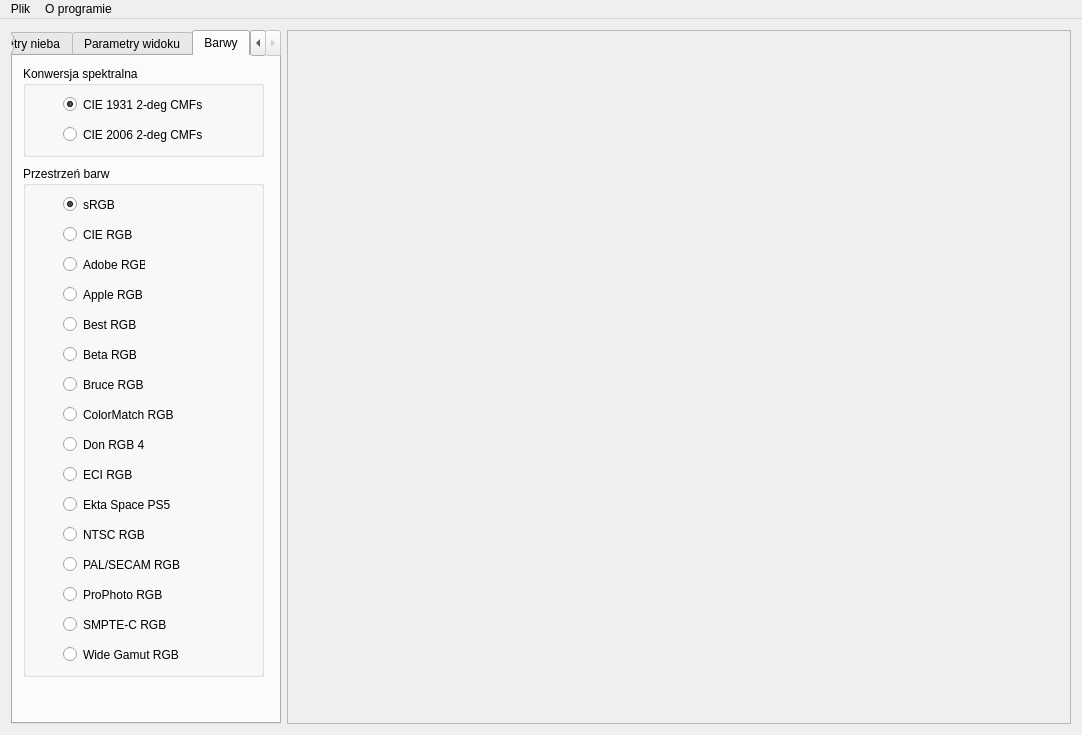
The window that mainwindow.ui (nieznanysprawiciel/model_nieba) describes before a commit, drawn with Qt 5.
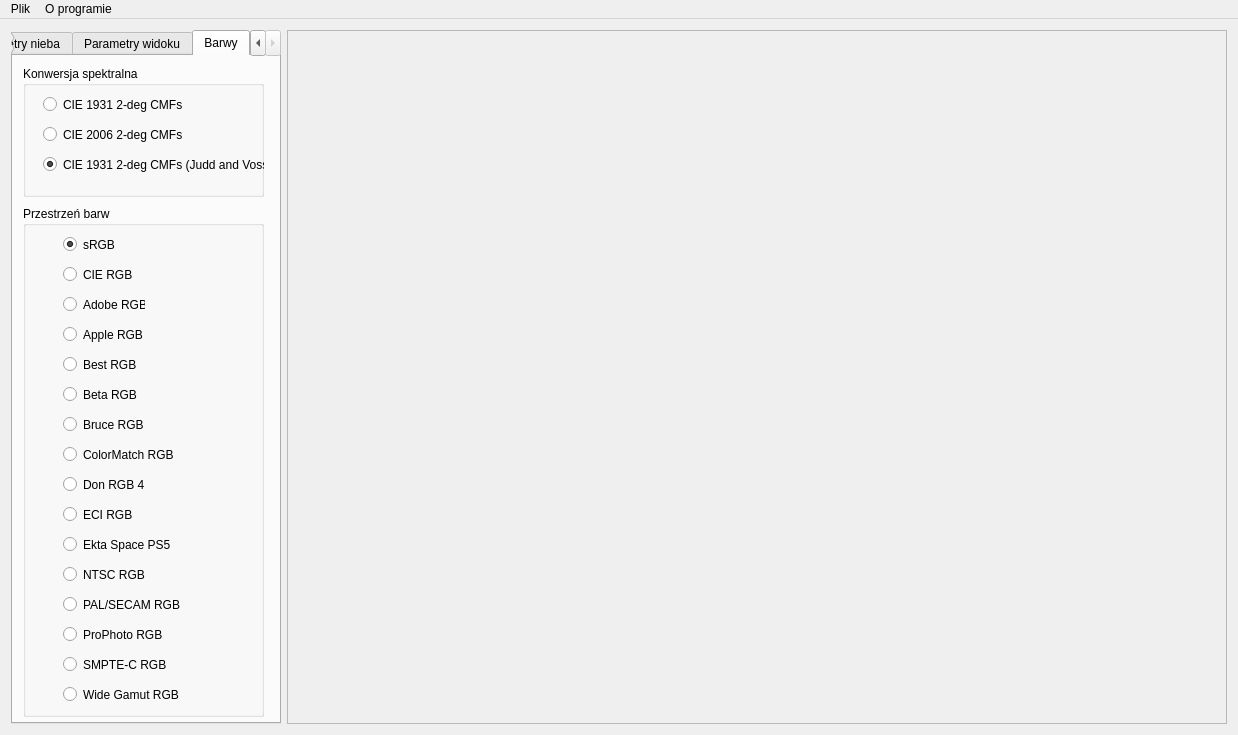
The same window after the commit. The open tabs and pages were chosen to show the change.

Commit message: CIE 1931 CMFs by Judd and Vos

```diff
--- a/mainwindow.ui
+++ b/mainwindow.ui
@@ -6,7 +6,7 @@
    <rect>
     <x>0</x>
     <y>0</y>
-    <width>1082</width>
+    <width>1238</width>
     <height>735</height>
    </rect>
   </property>
@@ -1757,7 +1757,7 @@
             <x>10</x>
             <y>10</y>
             <width>241</width>
-            <height>91</height>
+            <height>131</height>
            </rect>
           </property>
           <property name="toolTip">
@@ -1772,7 +1772,7 @@
           <widget class="QRadioButton" name="radioCIE1931">
            <property name="geometry">
             <rect>
-             <x>40</x>
+             <x>20</x>
              <y>30</y>
              <width>191</width>
              <height>17</height>
@@ -1782,13 +1782,13 @@
             <string>CIE 1931 2-deg CMFs</string>
            </property>
            <property name="checked">
-            <bool>true</bool>
+            <bool>false</bool>
            </property>
           </widget>
           <widget class="QRadioButton" name="radioCIE2006">
            <property name="geometry">
             <rect>
-             <x>40</x>
+             <x>20</x>
              <y>60</y>
              <width>191</width>
              <height>17</height>
@@ -1798,12 +1798,28 @@
             <string>CIE 2006 2-deg CMFs</string>
            </property>
           </widget>
+          <widget class="QRadioButton" name="radioCIEJuddVoss">
+           <property name="geometry">
+            <rect>
+             <x>20</x>
+             <y>90</y>
+             <width>221</width>
+             <height>17</height>
+            </rect>
+           </property>
+           <property name="text">
+            <string>CIE 1931 2-deg CMFs (Judd and Voss)</string>
+           </property>
+           <property name="checked">
+            <bool>true</bool>
+           </property>
+          </widget>
          </widget>
          <widget class="QGroupBox" name="groupBox_10">
           <property name="geometry">
            <rect>
             <x>10</x>
-            <y>110</y>
+            <y>150</y>
             <width>241</width>
             <height>511</height>
            </rect>
@@ -2047,7 +2063,7 @@
         <rect>
          <x>0</x>
          <y>0</y>
-         <width>784</width>
+         <width>940</width>
          <height>694</height>
         </rect>
        </property>
@@ -2061,7 +2077,7 @@
     <rect>
      <x>0</x>
      <y>0</y>
-     <width>1082</width>
+     <width>1238</width>
      <height>21</height>
     </rect>
    </property>
```
Left out of the diff: 2 changed lines with no effect on the pictures. The commit also changes 5 other files.
